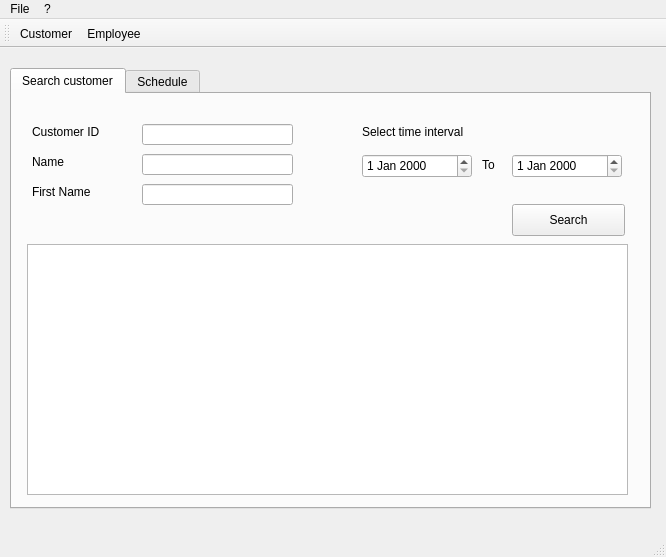
GouVsky/Projet_C-, file mainwindow.ui: the form before one commit.
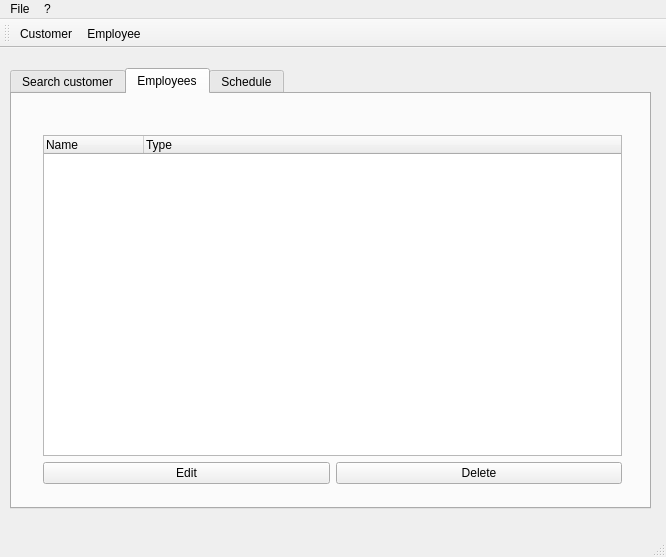
The form after the commit. The open tabs and pages were chosen to show the change. Icons and pictures are not drawn.

Commit message: Move the employees table view in a new tab in the main window.

```diff
--- a/mainwindow.ui
+++ b/mainwindow.ui
@@ -23,6 +23,12 @@
       <height>441</height>
      </rect>
     </property>
+    <property name="maximumSize">
+     <size>
+      <width>641</width>
+      <height>441</height>
+     </size>
+    </property>
     <property name="currentIndex">
      <number>0</number>
     </property>
@@ -181,6 +187,54 @@
       </property>
      </widget>
     </widget>
+    <widget class="QWidget" name="employees">
+     <attribute name="title">
+      <string>Employees</string>
+     </attribute>
+     <widget class="QWidget" name="gridLayoutWidget_3">
+      <property name="geometry">
+       <rect>
+        <x>20</x>
+        <y>30</y>
+        <width>601</width>
+        <height>371</height>
+       </rect>
+      </property>
+      <layout class="QGridLayout" name="gridLayout">
+       <item row="1" column="1">
+        <widget class="QPushButton" name="pushButton_2">
+         <property name="text">
+          <string>Delete</string>
+         </property>
+        </widget>
+       </item>
+       <item row="1" column="0">
+        <widget class="QPushButton" name="pushButton">
+         <property name="text">
+          <string>Edit</string>
+         </property>
+        </widget>
+       </item>
+       <item row="0" column="0" colspan="2">
+        <widget class="QTreeWidget" name="treeWidget">
+         <property name="columnCount">
+          <number>2</number>
+         </property>
+         <column>
+          <property name="text">
+           <string>Name</string>
+          </property>
+         </column>
+         <column>
+          <property name="text">
+           <string>Type</string>
+          </property>
+         </column>
+        </widget>
+       </item>
+      </layout>
+     </widget>
+    </widget>
     <widget class="QWidget" name="planning">
      <attribute name="title">
       <string>Schedule</string>
```
Left out of the diff: 13 changed lines with no effect on the pictures. The commit also changes 7 other files.
